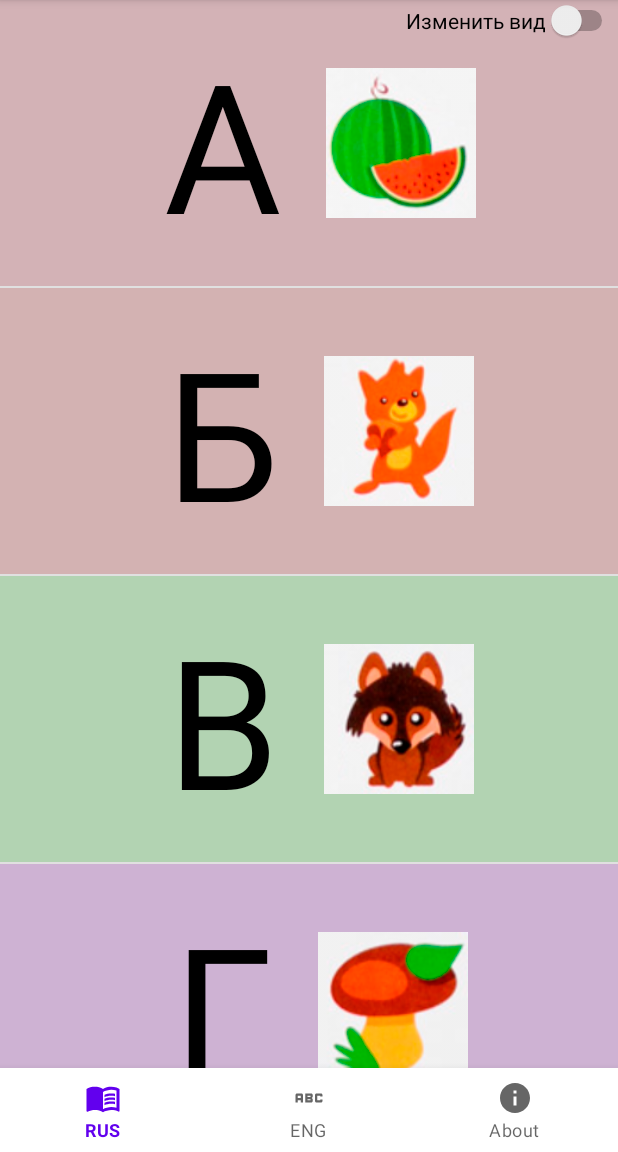
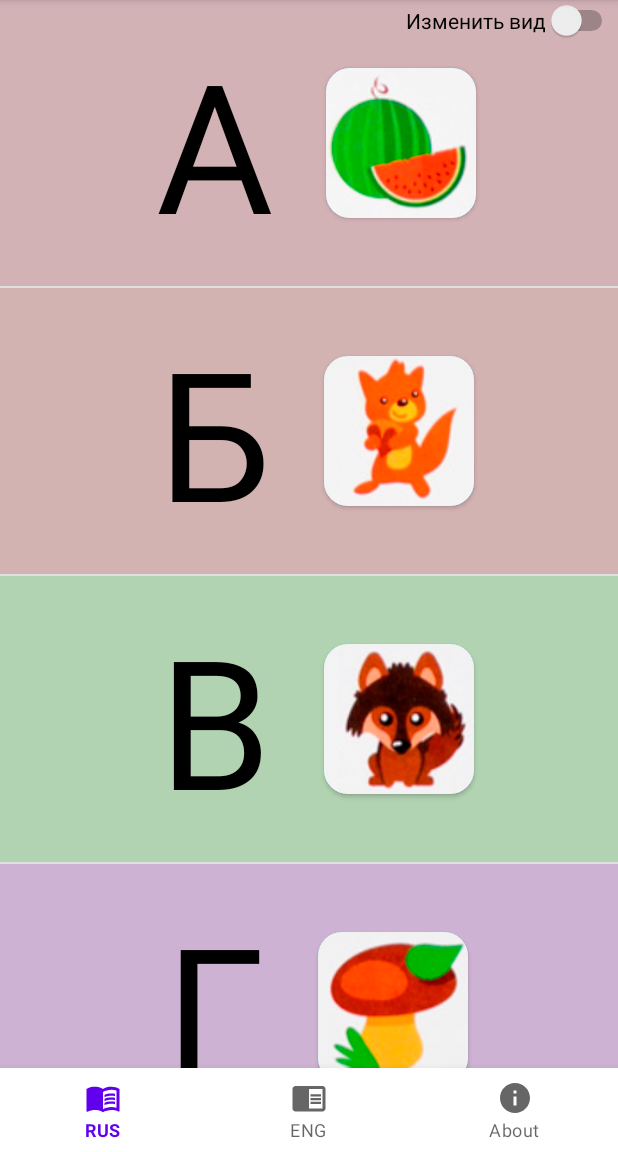
Before and after one commit to pavelfire/AlphabetRusEng, an Android app: the screen it shows after launch (MainActivity), after a tap on an icon or button, on a phone screen of 412 x 824 dp, the part 84-1236 px from its top. Run offline under Robolectric (Android 15) with nearby library versions, the phone set to English and light mode, and no system bars; libraries missing offline, so code that uses them is left out: me.relex.circleindicator; 2 statements that could not run were skipped.

Commit message:
improved view

```diff
--- a/app/src/main/java/com/vk/directop/alphabetruseng/ListAdapter.kt
+++ b/app/src/main/java/com/vk/directop/alphabetruseng/ListAdapter.kt
@@ -20,14 +20,14 @@ class ListAdapter(letterViews: List<Letter>) :
         fun bind(letter: Letter) {
             val tvDescription: TextView = itemView.findViewById(R.id.tv_description)
             tvDescription.setOnClickListener {
-                Toast.makeText(
-                    itemView.context,
-                    //" ${name.text} : ${aNumber.text}",
-                    "Element pressed",
-                    Toast.LENGTH_LONG
-                ).show()
-
-                Log.d("MyTag", "Pressed ")
+//                Toast.makeText(
+//                    itemView.context,
+//                    //" ${name.text} : ${aNumber.text}",
+//                    "Element pressed",
+//                    Toast.LENGTH_LONG
+//                ).show()
+//
+//                Log.d("MyTag", "Pressed ")
 
                 var mediaPlayer = MediaPlayer.create(itemView.context, letter.soundId)
                 mediaPlayer.start()
--- /dev/null
+++ b/app/src/main/res/drawable/ic_chrome.xml
@@ -0,0 +1,10 @@
+<vector xmlns:android="http://schemas.android.com/apk/res/android"
+    android:width="24dp"
+    android:height="24dp"
+    android:viewportWidth="24"
+    android:viewportHeight="24"
+    android:tint="?attr/colorControlNormal">
+  <path
+      android:fillColor="@android:color/white"
+      android:pathData="M13,12h7v1.5h-7zM13,9.5h7L20,11h-7zM13,14.5h7L20,16h-7zM21,4L3,4c-1.1,0 -2,0.9 -2,2v13c0,1.1 0.9,2 2,2h18c1.1,0 2,-0.9 2,-2L23,6c0,-1.1 -0.9,-2 -2,-2zM21,19h-9L12,6h9v13z"/>
+</vector>
--- a/app/src/main/res/layout/recycler_item.xml
+++ b/app/src/main/res/layout/recycler_item.xml
@@ -1,6 +1,7 @@
 <?xml version="1.0" encoding="utf-8"?>
 <RelativeLayout xmlns:android="http://schemas.android.com/apk/res/android"
     android:layout_width="match_parent"
+    xmlns:app="http://schemas.android.com/apk/res-auto"
     android:id="@+id/rel_lay_item"
     android:layout_height="wrap_content">
 
@@ -20,15 +21,26 @@
             android:text="This is some text"
             android:textColor="@color/black"
             android:textSize="120sp" />
+        <androidx.cardview.widget.CardView
+            android:layout_width="match_parent"
+            android:layout_height="wrap_content"
+            android:layout_margin="5dp"
+            android:elevation="10dp"
+            app:cardCornerRadius="16dp">
 
             <ImageView
                 android:id="@+id/iv_image"
+                android:layout_gravity="center"
                 android:layout_width="100dp"
                 android:layout_height="100dp"
                 android:background="@drawable/round_corner"
                 android:visibility="visible"
                 android:src="@drawable/ic_eng" />
 
+        </androidx.cardview.widget.CardView>
+
+
+
 
 
     </LinearLayout>
--- a/app/src/main/res/menu/bottom_navigation.xml
+++ b/app/src/main/res/menu/bottom_navigation.xml
@@ -9,7 +9,7 @@
         />
     <item
         android:id="@+id/eng_alphabet"
-        android:icon="@drawable/ic_eng"
+        android:icon="@drawable/ic_chrome"
         android:title="ENG"
         />
     <item
```
Also changed, not shown: app/src/main/java/com/vk/directop/alphabetruseng/LetterAdapter.kt (+8 -8 lines), app/src/main/res/layout/letter_item.xml (+10 -0 lines). Lines whose indentation alone changed are shown as unchanged.
